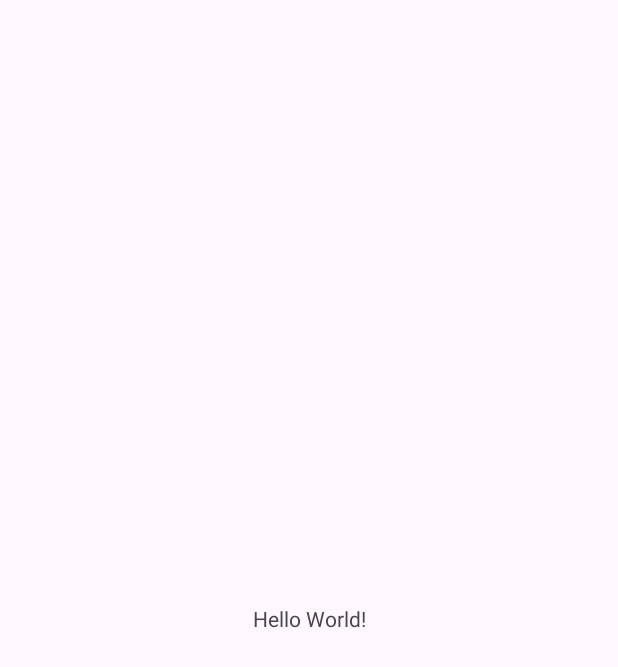
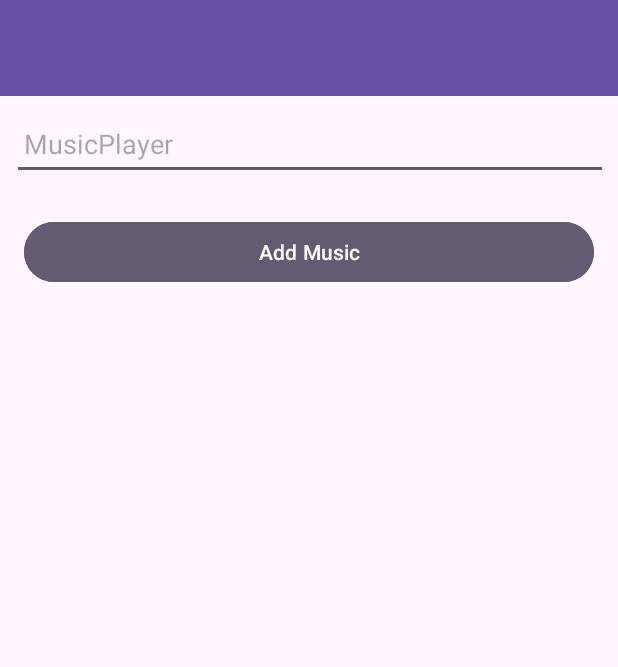
Before and after one commit to mikeecollins/MusicPlayer, an Android app: the screen it shows after launch (MainActivity before the commit, MusicActivity after it), on a phone screen of 412 x 824 dp. Before the commit the part shown is almost empty. Shown: the top 667 px of the screen. Run offline under Robolectric (Android 15) with nearby library versions, the phone set to English and light mode, and no system bars; our stand-ins replace Timber; 1 statement that could not run was skipped.

Commit message:
Implemented new dependencies added activity page for artist and new string values int values and booleans for app

```diff
--- a/app/build.gradle.kts
+++ b/app/build.gradle.kts
@@ -25,6 +25,10 @@ android {
                 "proguard-rules.pro"
             )
         }
+        buildFeatures {
+            viewBinding = true
+        }
+
     }
     compileOptions {
         sourceCompatibility = JavaVersion.VERSION_11
@@ -45,4 +49,6 @@ dependencies {
     testImplementation(libs.junit)
     androidTestImplementation(libs.androidx.junit)
     androidTestImplementation(libs.androidx.espresso.core)
+    implementation("com.jakewharton.timber:timber:4.7.1")
+    implementation("com.github.ajalt:timberkt:1.5.1")
 }
--- a/app/src/main/AndroidManifest.xml
+++ b/app/src/main/AndroidManifest.xml
@@ -7,13 +7,13 @@
         android:dataExtractionRules="@xml/data_extraction_rules"
         android:fullBackupContent="@xml/backup_rules"
         android:icon="@mipmap/ic_launcher"
-        android:label="@string/app_name"
+        android:label="@string/app_title"
         android:roundIcon="@mipmap/ic_launcher_round"
         android:supportsRtl="true"
         android:theme="@style/Theme.MusicPlayer"
         tools:targetApi="31">
         <activity
-            android:name=".MainActivity"
+            android:name=".MusicActivity"
             android:exported="true">
             <intent-filter>
                 <action android:name="android.intent.action.MAIN" />
--- a/app/src/main/java/ie/setu/musicplayer/MainActivity.kt
+++ b/app/src/main/java/ie/setu/musicplayer/MusicActivity.kt
@@ -5,16 +5,34 @@ import androidx.activity.enableEdgeToEdge
 import androidx.appcompat.app.AppCompatActivity
 import androidx.core.view.ViewCompat
 import androidx.core.view.WindowInsetsCompat
+import ie.setu.musicplayer.databinding.ActivityMusicBinding
+import timber.log.Timber
+import timber.log.Timber.i
 
-class MainActivity : AppCompatActivity() {
+class MusicActivity : AppCompatActivity() {
+    private lateinit var binding: ActivityMusicBinding
+
     override fun onCreate(savedInstanceState: Bundle?) {
         super.onCreate(savedInstanceState)
         enableEdgeToEdge()
-        setContentView(R.layout.activity_main)
+        setContentView(R.layout.activity_music)
+
+        Timber.plant(Timber.DebugTree())
+        i("Activity started..")
+
         ViewCompat.setOnApplyWindowInsetsListener(findViewById(R.id.main)) { v, insets ->
             val systemBars = insets.getInsets(WindowInsetsCompat.Type.systemBars())
             v.setPadding(systemBars.left, systemBars.top, systemBars.right, systemBars.bottom)
             insets
         }
+
+        binding = ActivityMusicBinding.inflate(layoutInflater)
+        setContentView(binding.root)
+
+
+        binding.btnAdd.setOnClickListener() {
+            i("add Button Pressed")
+
+        }
     }
 }
--- /dev/null
+++ b/app/src/main/java/models/ArtistModel.kt
@@ -0,0 +1,5 @@
+package models
+
+data class ArtistModel(var artistModel: String ="",
+                       var socialmedia: String ="",
+                       var aboutartist: String = "")
--- a/app/src/main/res/layout/activity_main.xml
+++ /dev/null
@@ -1,19 +0,0 @@
-<?xml version="1.0" encoding="utf-8"?>
-<androidx.constraintlayout.widget.ConstraintLayout xmlns:android="http://schemas.android.com/apk/res/android"
-    xmlns:app="http://schemas.android.com/apk/res-auto"
-    xmlns:tools="http://schemas.android.com/tools"
-    android:id="@+id/main"
-    android:layout_width="match_parent"
-    android:layout_height="match_parent"
-    tools:context=".MainActivity">
-
-    <TextView
-        android:layout_width="wrap_content"
-        android:layout_height="wrap_content"
-        android:text="Hello World!"
-        app:layout_constraintBottom_toBottomOf="parent"
-        app:layout_constraintEnd_toEndOf="parent"
-        app:layout_constraintStart_toStartOf="parent"
-        app:layout_constraintTop_toTopOf="parent" />
-
-</androidx.constraintlayout.widget.ConstraintLayout>
--- /dev/null
+++ b/app/src/main/res/layout/activity_music.xml
@@ -0,0 +1,65 @@
+<?xml version="1.0" encoding="utf-8"?>
+<androidx.constraintlayout.widget.ConstraintLayout xmlns:android="http://schemas.android.com/apk/res/android"
+    xmlns:app="http://schemas.android.com/apk/res-auto"
+    xmlns:tools="http://schemas.android.com/tools"
+    android:id="@+id/main"
+    android:layout_width="match_parent"
+    android:layout_height="match_parent"
+    tools:context=".MusicActivity">
+
+    <RelativeLayout
+        android:layout_width="match_parent"
+        android:layout_height="wrap_content"
+        app:layout_constraintBottom_toBottomOf="parent"
+        app:layout_constraintTop_toTopOf="parent">
+
+        <com.google.android.material.appbar.AppBarLayout
+            android:id="@+id/appBarLayout"
+            android:layout_width="match_parent"
+            android:layout_height="wrap_content"
+            android:backgroundTint="?attr/colorPrimary"
+            app:elevation="0dip">
+
+            <androidx.appcompat.widget.Toolbar
+                android:id="@+id/toolbarAdd"
+                android:layout_width="match_parent"
+                android:layout_height="wrap_content" />
+        </com.google.android.material.appbar.AppBarLayout>
+
+        <ScrollView
+            android:layout_width="match_parent"
+            android:layout_height="match_parent"
+            android:layout_below="@id/appBarLayout"
+            android:fillViewport="true">
+
+            <LinearLayout
+                android:layout_width="match_parent"
+                android:layout_height="wrap_content"
+                android:orientation="vertical">
+
+                <EditText
+                    android:id="@+id/app_title"
+                    android:layout_width="397dp"
+                    android:layout_height="48dp"
+                    android:layout_margin="8dp"
+                    android:autofillHints="hint"
+                    android:hint="@string/app_title"
+                    android:inputType="text"
+                    android:maxLength="25"
+                    android:maxLines="1"
+                    android:padding="8dp" />
+
+                <Button
+                    android:id="@+id/btnAdd"
+                    android:layout_width="match_parent"
+                    android:layout_height="wrap_content"
+                    android:layout_margin="16dp"
+                    android:paddingTop="8dp"
+                    android:paddingBottom="8dp"
+                    android:backgroundTint="?attr/colorSecondary"
+                    android:text="@string/button_addMusic" />
+
+            </LinearLayout>
+        </ScrollView>
+    </RelativeLayout>
+</androidx.constraintlayout.widget.ConstraintLayout>
--- /dev/null
+++ b/app/src/main/res/values/bools.xml
@@ -0,0 +1,4 @@
+<?xml version="1.0" encoding="utf-8"?>
+<resources>
+    <bool name="isFavourite">true</bool> //song model
+</resources>
--- /dev/null
+++ b/app/src/main/res/values/integers.xml
@@ -0,0 +1,6 @@
+<?xml version="1.0" encoding="utf-8"?>
+<resources>
+    <integer name="duration">800</integer>
+    <integer name="max_rating">10</integer>
+    <integer name="songid">0</integer>
+</resources>
```
Also changed, not shown: app/src/main/java/ie/setu/musicplayer/ArtistActivity.kt (added, +38 -0 lines), app/src/main/java/models/SongModel.kt (added, +10 -0 lines), app/src/main/res/layout/activity_artist.xml (added, +65 -0 lines), app/src/main/res/values/strings.xml (+17 -1 lines).
